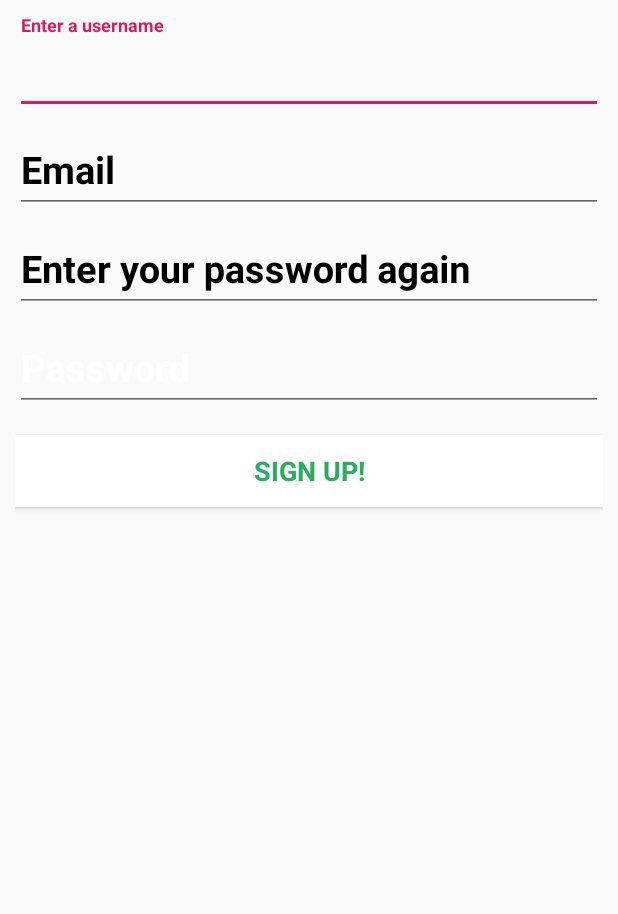
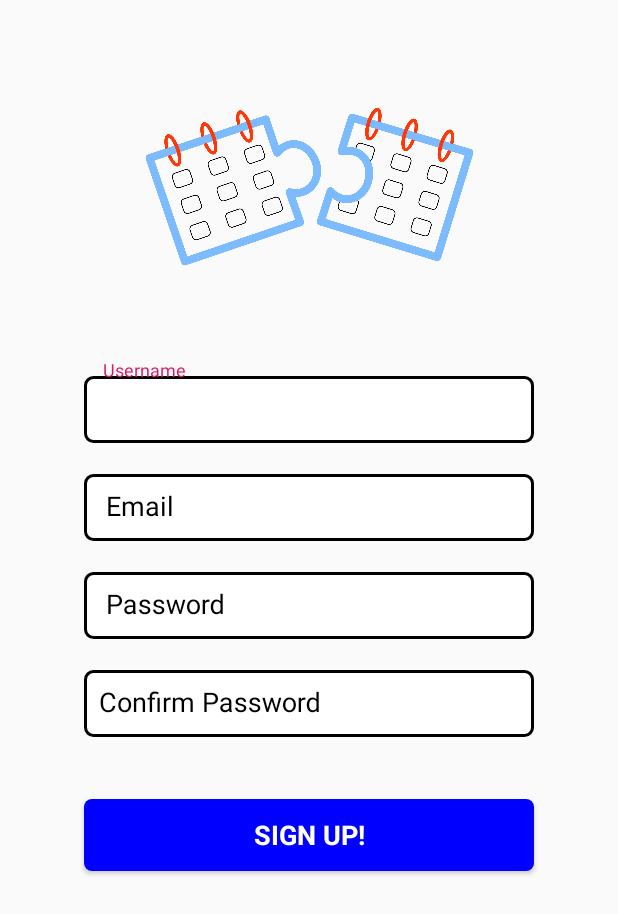
Before and after one commit to tbtea/Evenu, an Android app: the RegisterActivity screen opened directly, with no data from a screen before it, on a phone screen of 412 x 824 dp. Shown: the top 914 px of the screen. Run offline under Robolectric (Android 15) with nearby library versions, the phone set to English and light mode, and no system bars; our stand-ins replace Firebase (no records; nobody signed in at launch, a user with empty details on screens opened directly).

Commit message:
Merge remote-tracking branch 'origin/master'
# Conflicts:
#	app/src/main/res/layout/main_page_activity.xml
yes daddy

```diff
--- a/app/src/main/java/com/example/tonytea/evenu/RegisterActivity.java
+++ b/app/src/main/java/com/example/tonytea/evenu/RegisterActivity.java
@@ -23,6 +23,10 @@ import com.google.firebase.auth.FirebaseAuth;
 import org.w3c.dom.Text;
 
 public class RegisterActivity extends AppCompatActivity {
+
+    static final String CHAT_PREFS = "ChatPrefs";
+    static final String DISPLAY_NAME_KEY = "username";
+
 
     private AutoCompleteTextView mEmailView;
     private AutoCompleteTextView mUsernameView;
@@ -132,8 +136,8 @@ public class RegisterActivity extends AppCompatActivity {
 
     private void saveDisplayName() {
         String displayName = mUsernameView.getText().toString();
-        SharedPreferences prefs = getSharedPreferences("Chat prefs", 0);
-        prefs.edit().putString("username", displayName).apply();
+        SharedPreferences prefs = getSharedPreferences(CHAT_PREFS, 0);
+        prefs.edit().putString(DISPLAY_NAME_KEY, displayName).apply();
     }
 
 
--- a/app/src/main/res/drawable/round_button.xml
+++ b/app/src/main/res/drawable/round_button.xml
@@ -3,5 +3,5 @@
     android:shape="rectangle">
 
     <solid android:color="@color/blue"/>
-    <corners android:radius="100dp"/>
+    <corners android:radius="5dp"/>
 </shape>
--- a/app/src/main/res/layout/register.xml
+++ b/app/src/main/res/layout/register.xml
@@ -1,5 +1,6 @@
 <?xml version="1.0" encoding="utf-8"?>
 <LinearLayout xmlns:android="http://schemas.android.com/apk/res/android"
+    xmlns:app="http://schemas.android.com/apk/res-auto"
     xmlns:tools="http://schemas.android.com/tools"
     android:layout_width="match_parent"
     android:layout_height="match_parent"
@@ -12,32 +13,48 @@
     android:gravity="top">
 
 
+    <ImageView
+        android:id="@+id/imageView"
+        android:layout_width="300dp"
+        android:layout_height="150dp"
+        android:layout_gravity="center"
+        android:layout_marginTop="40dp"
+        android:padding="20dp"
+        app:srcCompat="@drawable/evenu_logo" />
 
     <android.support.design.widget.TextInputLayout
-        android:layout_width="match_parent"
+
+        android:layout_width="300dp"
         android:layout_height="wrap_content"
+        android:layout_gravity="center_horizontal"
         android:textColorHint="@color/black"
+        android:paddingTop="40dp"
         >
 
         <AutoCompleteTextView
             android:id="@+id/register_username"
             android:layout_width="match_parent"
             android:layout_height="wrap_content"
-            android:textSize="25sp"
-            android:hint="@string/prompt_username"
+            android:layout_centerHorizontal="true"
+            android:layout_marginBottom="10dp"
+            android:background="@drawable/round_edittext"
+            android:hint=" Username"
+            android:imeOptions="actionNext"
+            android:inputType="textNoSuggestions"
+            android:maxLines="1"
             android:textColor="@color/black"
             android:textColorHint="@color/black"
-            android:inputType="textNoSuggestions"
-            android:imeOptions="actionNext"
-            android:maxLines="1"
+            android:paddingHorizontal="5dp"
+            android:padding="10dp"
             android:textIsSelectable="false"
-            android:textStyle="bold"/>
+            />
 
     </android.support.design.widget.TextInputLayout>
 
     <android.support.design.widget.TextInputLayout
-        android:layout_width="match_parent"
+        android:layout_width="300dp"
         android:layout_height="wrap_content"
+        android:layout_gravity="center_horizontal"
         android:textColorHint="@color/black"
         >
 
@@ -45,28 +62,32 @@
             android:id="@+id/register_email"
             android:layout_width="match_parent"
             android:layout_height="wrap_content"
-            android:hint="@string/prompt_email"
-            android:textColor="@color/black"
-            android:textSize="25sp"
+            android:layout_marginBottom="10dp"
+            android:background="@drawable/round_edittext"
+            android:hint=" Email"
             android:imeOptions="actionNext"
-            android:textColorHint="@color/black"
             android:inputType="textEmailAddress"
             android:maxLines="1"
+            android:textColor="@color/black"
+            android:textColorHint="@color/black"
             android:textIsSelectable="false"
-            android:textStyle="bold"/>
+            android:padding="10dp"/>
 
     </android.support.design.widget.TextInputLayout>
 
     <android.support.design.widget.TextInputLayout
-        android:layout_width="match_parent"
+        android:layout_width="300dp"
         android:layout_height="wrap_content"
+        android:layout_gravity="center_horizontal"
         android:textColorHint="@color/black">
 
         <EditText
             android:id="@+id/register_confirm_password"
             android:layout_width="match_parent"
-            android:layout_height="wrap_content"
-            android:hint="@string/prompt_password_again"
+            android:layout_height="match_parent"
+            android:layout_marginBottom="10dp"
+            android:background="@drawable/round_edittext"
+            android:hint=" Password"
             android:imeActionId="@+id/register_form_finished"
             android:imeActionLabel="@string/action_sign_up"
             android:imeOptions="actionUnspecified"
@@ -74,42 +95,54 @@
             android:maxLines="1"
             android:textColor="@color/black"
             android:textColorHint="@color/black"
-            android:textSize="25sp"
-            android:textStyle="bold" />
+            android:padding="10dp" />
 
     </android.support.design.widget.TextInputLayout>
 
     <android.support.design.widget.TextInputLayout
-        android:layout_width="match_parent"
+        android:layout_width="300dp"
         android:layout_height="wrap_content"
-        android:textColorHint="@color/white">
+        android:layout_gravity="center_horizontal"
+        android:textColorHint="@color/black">
 
         <EditText
             android:id="@+id/register_password"
             android:layout_width="match_parent"
-            android:layout_height="wrap_content"
-            android:hint="@string/prompt_password"
+            android:layout_height="match_parent"
+            android:layout_marginBottom="10dp"
+            android:background="@drawable/round_edittext"
+            android:hint="Confirm Password"
             android:imeOptions="actionNext"
             android:inputType="textPassword"
             android:maxLines="1"
             android:textColor="@color/black"
             android:textColorHint="@color/black"
-            android:textSize="25sp"
-            android:textStyle="bold" />
+            android:padding="10dp"
+            />
 
     </android.support.design.widget.TextInputLayout>
 
-    <Button
-        android:id="@+id/register_sign_up_button"
-        style="?android:textAppearanceMedium"
+    <LinearLayout
         android:layout_width="match_parent"
-        android:layout_height="wrap_content"
-        android:layout_marginTop="16dp"
-        android:background="@color/white"
-        android:onClick="signUp"
-        android:text="@string/action_sign_up"
-        android:textColor="@color/green"
-        android:textStyle="bold" />
+        android:layout_height="match_parent"
+        android:orientation="vertical"
+        android:paddingTop="30sp">
+
+        <Button
+            android:id="@+id/register_sign_up_button"
+            style="?android:textAppearanceMedium"
+            android:layout_width="300dp"
+            android:layout_height="wrap_content"
+            android:layout_gravity="center"
+            android:layout_marginTop="1dp"
+            android:background="@drawable/round_button"
+            android:onClick="signUp"
+            android:text="@string/action_sign_up"
+            android:textColor="@color/white"
+            android:textStyle="bold"
+
+            />
+    </LinearLayout>
 
 
 </LinearLayout>
--- a/app/src/main/res/values/strings.xml
+++ b/app/src/main/res/values/strings.xml
@@ -22,4 +22,5 @@
     <string name="name">Name:</string>
     <string name="location">Location:</string>
     <string name="check">Check Details</string>
+    <string name="action_send">Send</string>
 </resources>
```
Also changed, not shown: app/src/main/java/com/example/tonytea/evenu/ChatListAdapter.java (added, +142 -0 lines), app/src/main/java/com/example/tonytea/evenu/EventDisplayActivity.java (+65 -3 lines), app/src/main/res/layout/chat_msg_row.xml (added, +36 -0 lines), app/src/main/res/layout/event_display_activity.xml (+47 -7 lines), app/src/main/res/layout/login_page.xml (+11 -10 lines).
